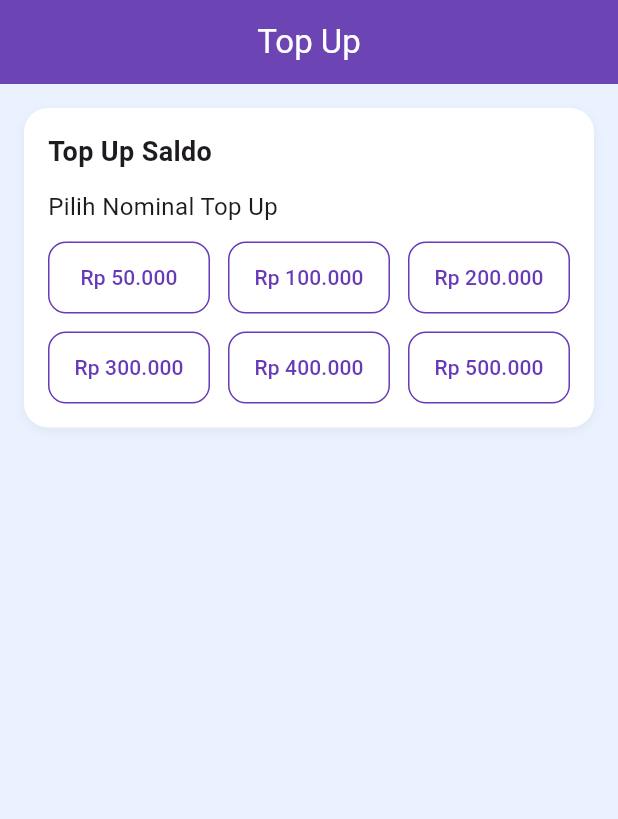
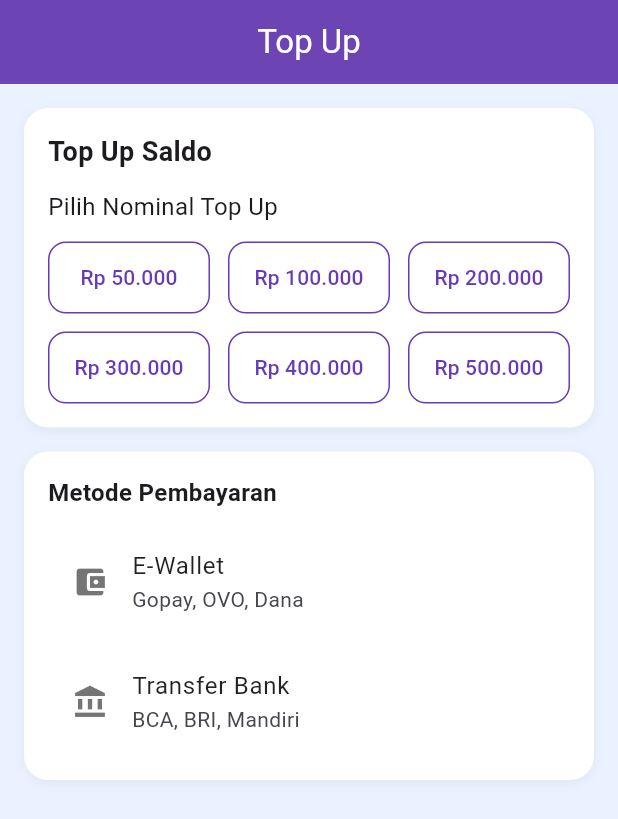
Before and after one commit to Ferdiansyah42/uas_sm4, a Flutter app: the TopUpPage screen opened directly, on a phone screen of 412 x 824 dp. Shown: the top 819 px of the screen. Run offline on Flutter 3.47's test engine with Material 3 defaults, Android fonts, the light colour scheme and no system bars.

Commit message:
container dan metode pembayaran

```diff
--- a/lib/pages/top_up_page.dart
+++ b/lib/pages/top_up_page.dart
@@ -82,6 +82,35 @@ class _TopUpPageState extends State<TopUpPage> {
 
           const SizedBox(height: 16),
 
+          Container(
+            padding: const EdgeInsets.all(16),
+            decoration: BoxDecoration(
+              color: Colors.white,
+              borderRadius: BorderRadius.circular(16),
+              boxShadow: [
+                BoxShadow(
+                  color: Colors.black.withOpacity(0.05),
+                  blurRadius: 5,
+                  offset: const Offset(0, 2),
+                )
+              ],
+            ),
+            child: Column(
+              crossAxisAlignment: CrossAxisAlignment.start,
+              children: [
+                const Text(
+                  'Metode Pembayaran',
+                  style: TextStyle(fontSize: 16, fontWeight: FontWeight.bold),
+                ),
+                const SizedBox(height: 12),
+                _buildMethodTile('E-Wallet', 'Gopay, OVO, Dana', Icons.account_balance_wallet),
+                const SizedBox(height: 8),
+                _buildMethodTile('Transfer Bank', 'BCA, BRI, Mandiri', Icons.account_balance),
+              ],
+            ),
+          ),
+
+          const SizedBox(height: 24),
         ],
       ),
     );
@@ -112,4 +141,30 @@ class _TopUpPageState extends State<TopUpPage> {
       ),
     );
   }
+
+  Widget _buildMethodTile(String title, String subtitle, IconData icon) {
+    final bool isSelected = selectedMethod == title;
+    return Container(
+      decoration: BoxDecoration(
+        color: isSelected ? Colors.deepPurple.withOpacity(0.1) : Colors.transparent,
+        borderRadius: BorderRadius.circular(12),
+      ),
+      child: ListTile(
+        leading: Icon(icon, color: isSelected ? Colors.deepPurple : Colors.black54),
+        title: Text(
+          title,
+          style: TextStyle(
+            color: isSelected ? Colors.deepPurple : Colors.black87,
+            fontWeight: isSelected ? FontWeight.bold : FontWeight.normal,
+          ),
+        ),
+        subtitle: Text(subtitle),
+        onTap: () {
+          setState(() {
+            selectedMethod = title;
+          });
+        },
+      ),
+    );
+  }
 }
```
